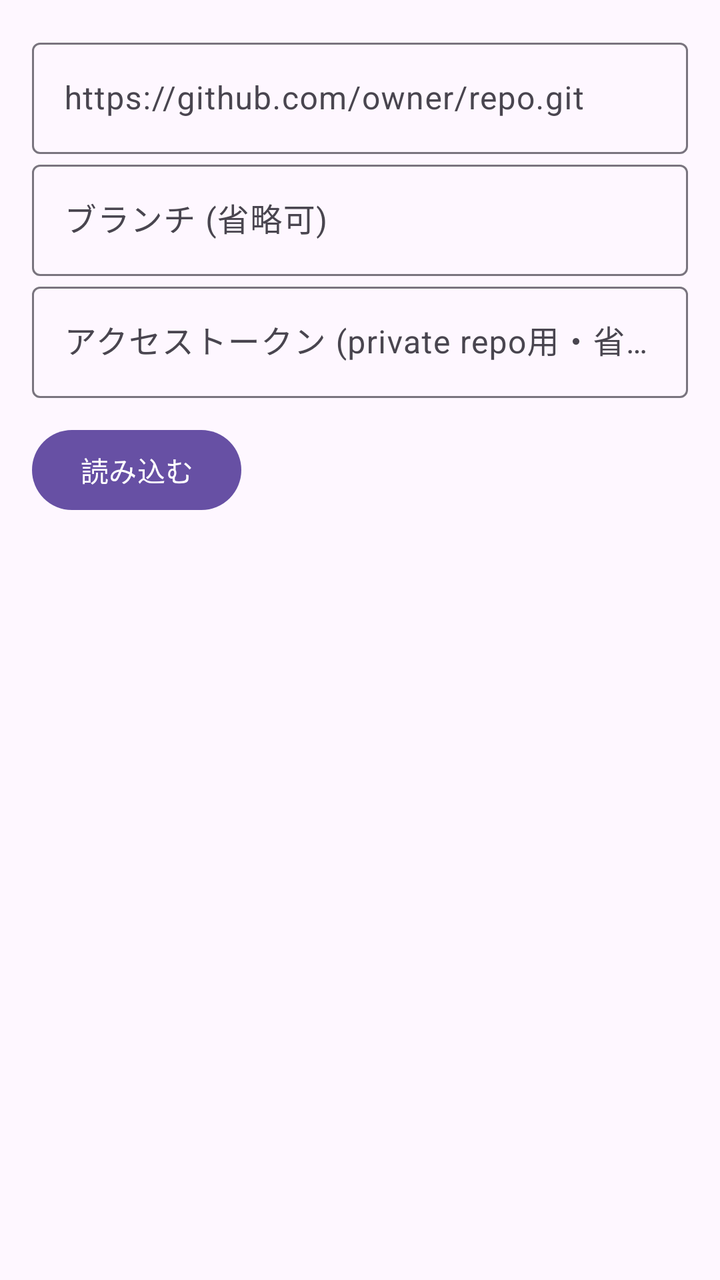
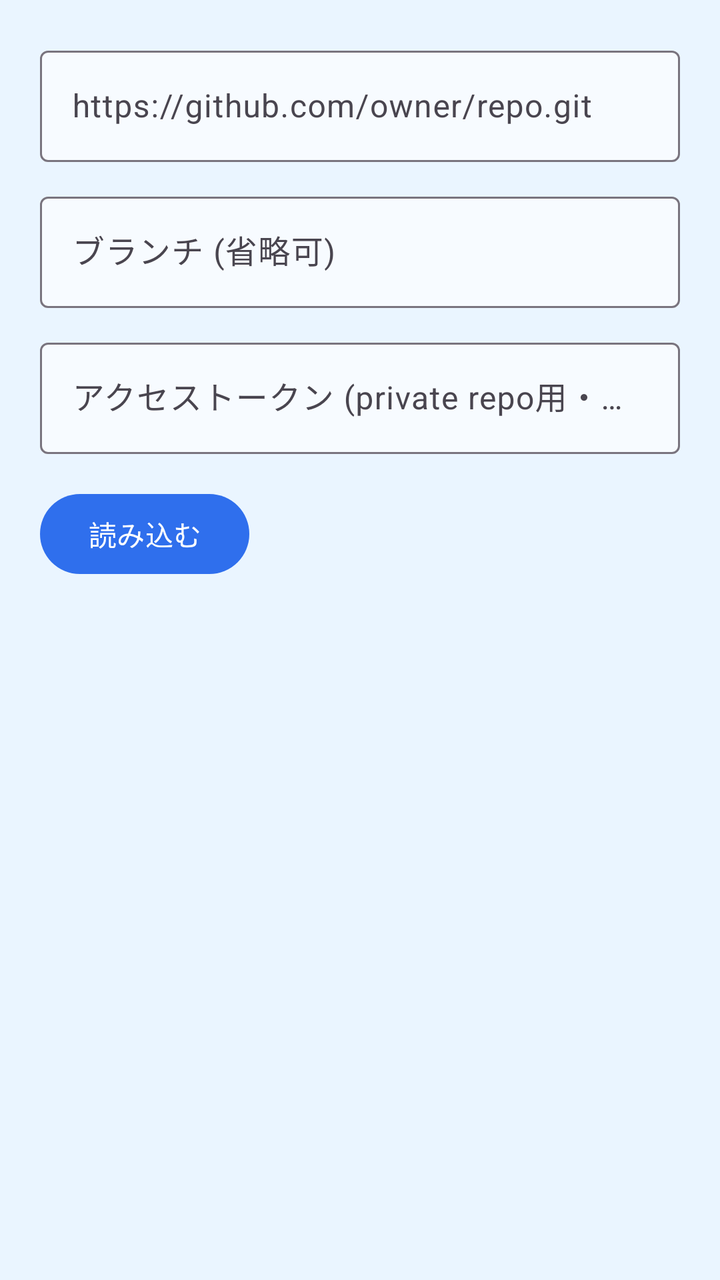

Compare the two renders of this Android layout. The source of the first and the diff that turns it into the second are given below.
<!-- AndroidManifest.xml: application theme Theme.PrivFileManager -->
<!-- res/layout/activity_git_clone.xml -->
<?xml version="1.0" encoding="utf-8"?>
<LinearLayout xmlns:android="http://schemas.android.com/apk/res/android"
    android:layout_width="match_parent"
    android:layout_height="match_parent"
    android:orientation="vertical"
    android:padding="16dp">

    <com.google.android.material.textfield.TextInputLayout
        android:layout_width="match_parent"
        android:layout_height="wrap_content">
        <com.google.android.material.textfield.TextInputEditText
            android:id="@+id/repoUrlInput"
            android:layout_width="match_parent"
            android:layout_height="wrap_content"
            android:hint="@string/hint_repo_url" />
    </com.google.android.material.textfield.TextInputLayout>

    <com.google.android.material.textfield.TextInputLayout
        android:layout_width="match_parent"
        android:layout_height="wrap_content">
        <com.google.android.material.textfield.TextInputEditText
            android:id="@+id/branchInput"
            android:layout_width="match_parent"
            android:layout_height="wrap_content"
            android:hint="@string/hint_branch" />
    </com.google.android.material.textfield.TextInputLayout>

    <com.google.android.material.textfield.TextInputLayout
        android:layout_width="match_parent"
        android:layout_height="wrap_content">
        <com.google.android.material.textfield.TextInputEditText
            android:id="@+id/tokenInput"
            android:layout_width="match_parent"
            android:layout_height="wrap_content"
            android:inputType="textPassword"
            android:hint="@string/hint_token" />
    </com.google.android.material.textfield.TextInputLayout>

    <com.google.android.material.button.MaterialButton
        android:id="@+id/cloneButton"
        android:layout_width="wrap_content"
        android:layout_height="wrap_content"
        android:layout_marginTop="12dp"
        android:text="@string/action_clone" />

    <TextView
        android:id="@+id/cloneStatus"
        android:layout_width="match_parent"
        android:layout_height="wrap_content"
        android:layout_marginTop="16dp"
        android:textSize="13sp" />

</LinearLayout>
<!-- resources referenced by this layout -->
<resources>
  <string name="action_clone">読み込む</string>
  <string name="hint_branch">ブランチ (省略可)</string>
  <string name="hint_repo_url">https://github.com/owner/repo.git</string>
  <string name="hint_token">アクセストークン (private repo用・省略可)</string>
  <style name="Theme.PrivFileManager" parent="Theme.Material3.DayNight.NoActionBar" />
</resources>

<!-- the commit's change to res/layout/activity_git_clone.xml (unified diff, before → after) -->
@@ -1,38 +1,48 @@
 <?xml version="1.0" encoding="utf-8"?>
 <LinearLayout xmlns:android="http://schemas.android.com/apk/res/android"
+    xmlns:app="http://schemas.android.com/apk/res-auto"
     android:layout_width="match_parent"
     android:layout_height="match_parent"
     android:orientation="vertical"
-    android:padding="16dp">
+    android:background="@color/bg_base"
+    android:padding="20dp">
 
     <com.google.android.material.textfield.TextInputLayout
         android:layout_width="match_parent"
-        android:layout_height="wrap_content">
+        android:layout_height="wrap_content"
+        app:boxBackgroundColor="@color/content_surface">
         <com.google.android.material.textfield.TextInputEditText
             android:id="@+id/repoUrlInput"
             android:layout_width="match_parent"
             android:layout_height="wrap_content"
+            android:textColor="@color/text_primary"
             android:hint="@string/hint_repo_url" />
     </com.google.android.material.textfield.TextInputLayout>
 
     <com.google.android.material.textfield.TextInputLayout
         android:layout_width="match_parent"
-        android:layout_height="wrap_content">
+        android:layout_height="wrap_content"
+        android:layout_marginTop="12dp"
+        app:boxBackgroundColor="@color/content_surface">
         <com.google.android.material.textfield.TextInputEditText
             android:id="@+id/branchInput"
             android:layout_width="match_parent"
             android:layout_height="wrap_content"
+            android:textColor="@color/text_primary"
             android:hint="@string/hint_branch" />
     </com.google.android.material.textfield.TextInputLayout>
 
     <com.google.android.material.textfield.TextInputLayout
         android:layout_width="match_parent"
-        android:layout_height="wrap_content">
+        android:layout_height="wrap_content"
+        android:layout_marginTop="12dp"
+        app:boxBackgroundColor="@color/content_surface">
         <com.google.android.material.textfield.TextInputEditText
             android:id="@+id/tokenInput"
             android:layout_width="match_parent"
             android:layout_height="wrap_content"
             android:inputType="textPassword"
+            android:textColor="@color/text_primary"
             android:hint="@string/hint_token" />
     </com.google.android.material.textfield.TextInputLayout>
 
@@ -40,14 +50,17 @@
         android:id="@+id/cloneButton"
         android:layout_width="wrap_content"
         android:layout_height="wrap_content"
-        android:layout_marginTop="12dp"
+        android:layout_marginTop="16dp"
+        app:backgroundTint="@color/chrome_tint"
+        android:textColor="@color/text_on_chrome"
         android:text="@string/action_clone" />
 
     <TextView
         android:id="@+id/cloneStatus"
         android:layout_width="match_parent"
         android:layout_height="wrap_content"
-        android:layout_marginTop="16dp"
-        android:textSize="13sp" />
+        android:layout_marginTop="18dp"
+        android:textSize="13sp"
+        android:textColor="@color/text_secondary" />
 
 </LinearLayout>
<!-- resource entries referenced after the edit -->
@@ -1,9 +1,27 @@
 <!-- resources referenced by this layout -->
 <resources>
+  <color name="bg_base">#EAF5FF</color>
+  <color name="chrome_tint">#2F6FED</color>
+  <color name="content_surface">#F7FBFF</color>
+  <color name="text_on_chrome">#FFFFFFFF</color>
+  <color name="text_primary">#1B2430</color>
+  <color name="text_secondary">#4B5768</color>
   <string name="action_clone">読み込む</string>
   <string name="hint_branch">ブランチ (省略可)</string>
   <string name="hint_repo_url">https://github.com/owner/repo.git</string>
   <string name="hint_token">アクセストークン (private repo用・省略可)</string>
-  <style name="Theme.PrivFileManager" parent="Theme.Material3.DayNight.NoActionBar" />
+  <style name="Theme.PrivFileManager" parent="Theme.Material3.DayNight.NoActionBar">
+          <item name="android:windowLightStatusBar">true</item>
+          <item name="android:statusBarColor">@color/chrome_tint</item>
+          <item name="android:windowBackground">@color/bg_base</item>
+          <item name="colorPrimary">@color/chrome_tint</item>
+          <item name="colorOnPrimary">@color/text_on_chrome</item>
+          <item name="colorSurface">@color/content_surface</item>
+          <item name="colorOnSurface">@color/text_primary</item>
+          <item name="colorControlHighlight">@color/state_pressed</item>
+          
+          <item name="elevationOverlayEnabled">false</item>
+      </style>
+  <color name="state_pressed">#332F6FED</color>
 </resources>
 
